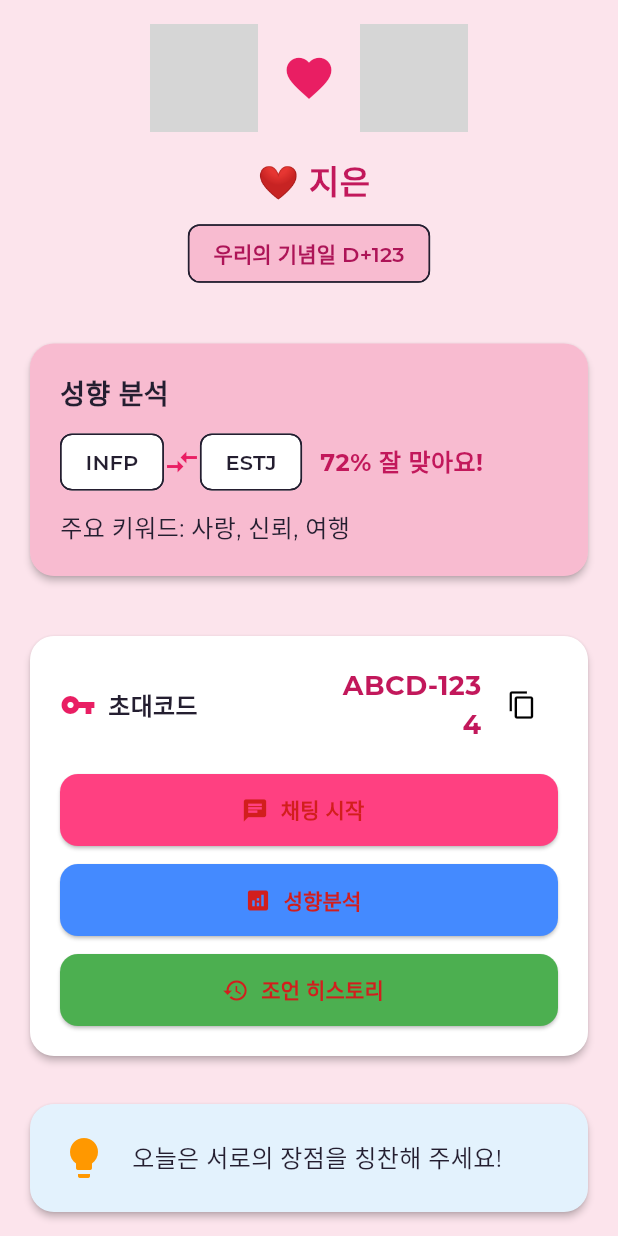
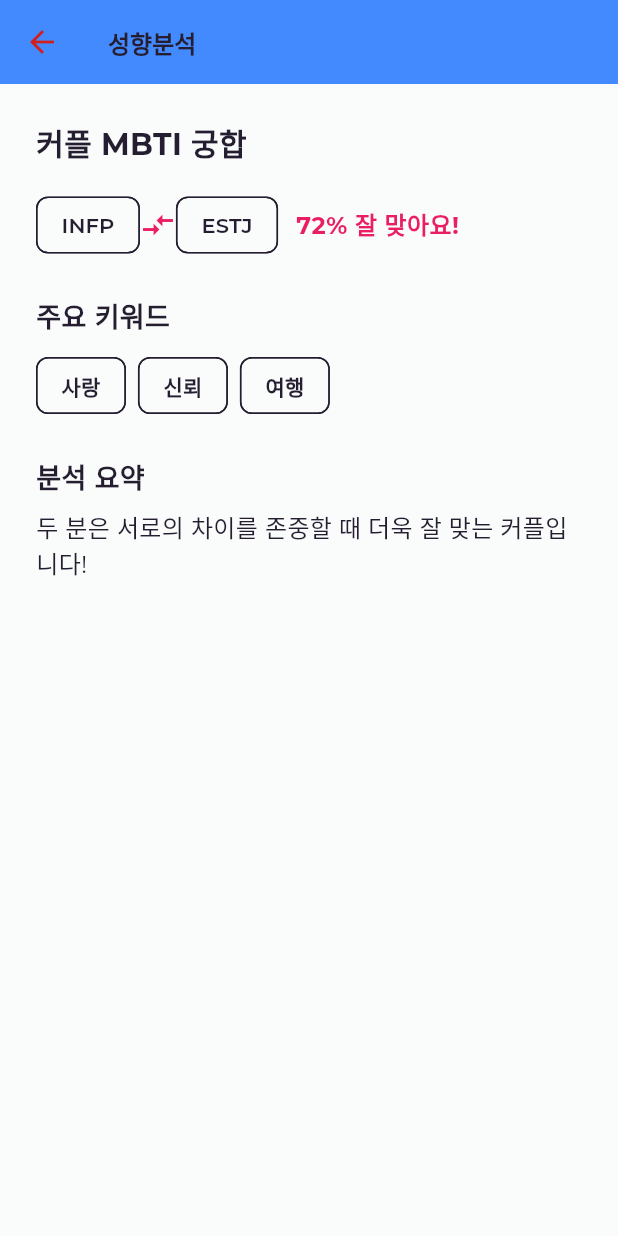
Before and after one commit to aw-birdgang/saiondo, a Flutter app: the HomeTabContent screen opened directly with empty values, after a tap on "성향분석", on a phone screen of 412 x 824 dp. Run offline on Flutter 3.47's test engine with Material 3 defaults, Android fonts, the light colour scheme and no system bars; our stand-ins replace curved_navigation_bar, dio, either_dart, event_bus, firebase_core, firebase_messaging and 11 more; missing offline and left inert: xxtea; accounts and stored records are empty; generated files the repository leaves out were written again; network calls fail; statements that could not run were skipped; grey boxes are pictures that could not be loaded.

Commit message:
[frontend-app] added analysis screen

```diff
--- /dev/null
+++ b/frontend/app/lib/presentation/analysis/analysis_screen.dart
@@ -0,0 +1,58 @@
+import 'package:flutter/material.dart';
+
+class AnalysisScreen extends StatelessWidget {
+  final String channelId;
+  final String userId;
+
+  const AnalysisScreen({super.key, required this.channelId, required this.userId});
+
+  @override
+  Widget build(BuildContext context) {
+    // 실제로는 MobX store 또는 FutureBuilder로 서버에서 데이터 받아오기
+    // 예시: final analysis = await analysisStore.fetchAnalysis(channelId);
+
+    // 샘플 데이터
+    final mbti1 = "INFP";
+    final mbti2 = "ESTJ";
+    final matchPercent = 72;
+    final keywords = ["사랑", "신뢰", "여행"];
+    final analysisSummary = "두 분은 서로의 차이를 존중할 때 더욱 잘 맞는 커플입니다!";
+
+    return Scaffold(
+      appBar: AppBar(
+        title: Text('성향분석'),
+        backgroundColor: Colors.blueAccent,
+      ),
+      body: Padding(
+        padding: const EdgeInsets.all(24),
+        child: Column(
+          crossAxisAlignment: CrossAxisAlignment.start,
+          children: [
+            Text('커플 MBTI 궁합', style: TextStyle(fontSize: 20, fontWeight: FontWeight.bold)),
+            SizedBox(height: 16),
+            Row(
+              children: [
+                Chip(label: Text(mbti1)),
+                Icon(Icons.compare_arrows, color: Colors.pink),
+                Chip(label: Text(mbti2)),
+                SizedBox(width: 12),
+                Text('$matchPercent% 잘 맞아요!', style: TextStyle(fontWeight: FontWeight.bold, color: Colors.pink)),
+              ],
+            ),
+            SizedBox(height: 24),
+            Text('주요 키워드', style: TextStyle(fontSize: 18, fontWeight: FontWeight.bold)),
+            SizedBox(height: 8),
+            Wrap(
+              spacing: 8,
+              children: keywords.map((k) => Chip(label: Text(k))).toList(),
+            ),
+            SizedBox(height: 24),
+            Text('분석 요약', style: TextStyle(fontSize: 18, fontWeight: FontWeight.bold)),
+            SizedBox(height: 8),
+            Text(analysisSummary, style: TextStyle(fontSize: 16)),
+          ],
+        ),
+      ),
+    );
+  }
+}
--- a/frontend/app/lib/presentation/home/home_tab.dart
+++ b/frontend/app/lib/presentation/home/home_tab.dart
@@ -127,55 +127,7 @@ class HomeTabContent extends StatelessWidget {
                           ),
                         ),
 
-                        // 2. 성향 분석 요약
-                        SizedBox(height: 32),
-                        Card(
-                          shape: RoundedRectangleBorder(
-                              borderRadius: BorderRadius.circular(16)),
-                          color: Colors.pink[100],
-                          elevation: 2,
-                          child: Padding(
-                            padding: const EdgeInsets.all(20),
-                            child: Column(
-                              crossAxisAlignment: CrossAxisAlignment.start,
-                              mainAxisSize: MainAxisSize.min,
-                              children: [
-                                Text('성향 분석',
-                                    style: TextStyle(
-                                        fontSize: 18, fontWeight: FontWeight.bold)),
-                                SizedBox(height: 8),
-                                Row(
-                                  mainAxisSize: MainAxisSize.min,
-                                  children: [
-                                    Chip(
-                                      label: Text(mbti1),
-                                      backgroundColor: Colors.white,
-                                    ),
-                                    Icon(Icons.compare_arrows, color: Colors.pink),
-                                    Chip(
-                                      label: Text(mbti2),
-                                      backgroundColor: Colors.white,
-                                    ),
-                                    SizedBox(width: 12),
-                                    Flexible(
-                                      child: Text(
-                                        '$matchPercent% 잘 맞아요!',
-                                        style: TextStyle(
-                                            fontWeight: FontWeight.bold,
-                                            color: Colors.pink[700]),
-                                        overflow: TextOverflow.ellipsis,
-                                      ),
-                                    ),
-                                  ],
-                                ),
-                                SizedBox(height: 8),
-                                Text('주요 키워드: ${keywords.join(", ")}'),
-                              ],
-                            ),
-                          ),
-                        ),
-
-                        // 3. 초대 코드/주요 액션 버튼
+                        // 초대 코드/주요 액션 버튼
                         SizedBox(height: 32),
                         Card(
                           shape: RoundedRectangleBorder(
@@ -248,7 +200,14 @@ class HomeTabContent extends StatelessWidget {
                                     shape: RoundedRectangleBorder(borderRadius: BorderRadius.circular(12)),
                                   ),
                                   onPressed: () {
-                                    // 성향분석 화면 이동
+                                    Navigator.pushNamed(
+                                      context,
+                                      '/analysis',
+                                      arguments: {
+                                        'channelId': channelId,
+                                        'userId': userId,
+                                      },
+                                    );
                                   },
                                 ),
                                 SizedBox(height: 12),
@@ -269,7 +228,7 @@ class HomeTabContent extends StatelessWidget {
                           ),
                         ),
 
-                        // 4. 오늘의 조언
+                        // 오늘의 조언
                         SizedBox(height: 24),
                         Card(
                           shape: RoundedRectangleBorder(
--- a/frontend/app/lib/utils/routes/routes.dart
+++ b/frontend/app/lib/utils/routes/routes.dart
@@ -6,6 +6,7 @@ import '../../presentation/category/category_code_guide.dart';
 import '../../presentation/chat/chat.dart';
 import '../../presentation/home/home.dart';
 import '../../presentation/notifications/notifications.dart';
+import '../../presentation/analysis/analysis_screen.dart';
 
 class Routes {
   Routes._();
@@ -16,6 +17,7 @@ class Routes {
   static const String chat = '/chat';
   static const String categoryGuide = '/category_guide';
   static const String notification = '/notification';
+  static const String analysis = '/analysis';
 
   static final routes = <String, WidgetBuilder>{
     home: (BuildContext context) => HomeScreen(),
@@ -50,6 +52,13 @@ class Routes {
     register: (BuildContext context) => RegisterScreen(),
     categoryGuide: (BuildContext context)=> CategoryCodeGuideScreen(),
     notification: (BuildContext context)=> NotificationsScreen(),
+    analysis: (context) {
+      final args = ModalRoute.of(context)!.settings.arguments as Map;
+      return AnalysisScreen(
+        channelId: args['channelId'],
+        userId: args['userId'],
+      );
+    },
   };
 
 }
```
